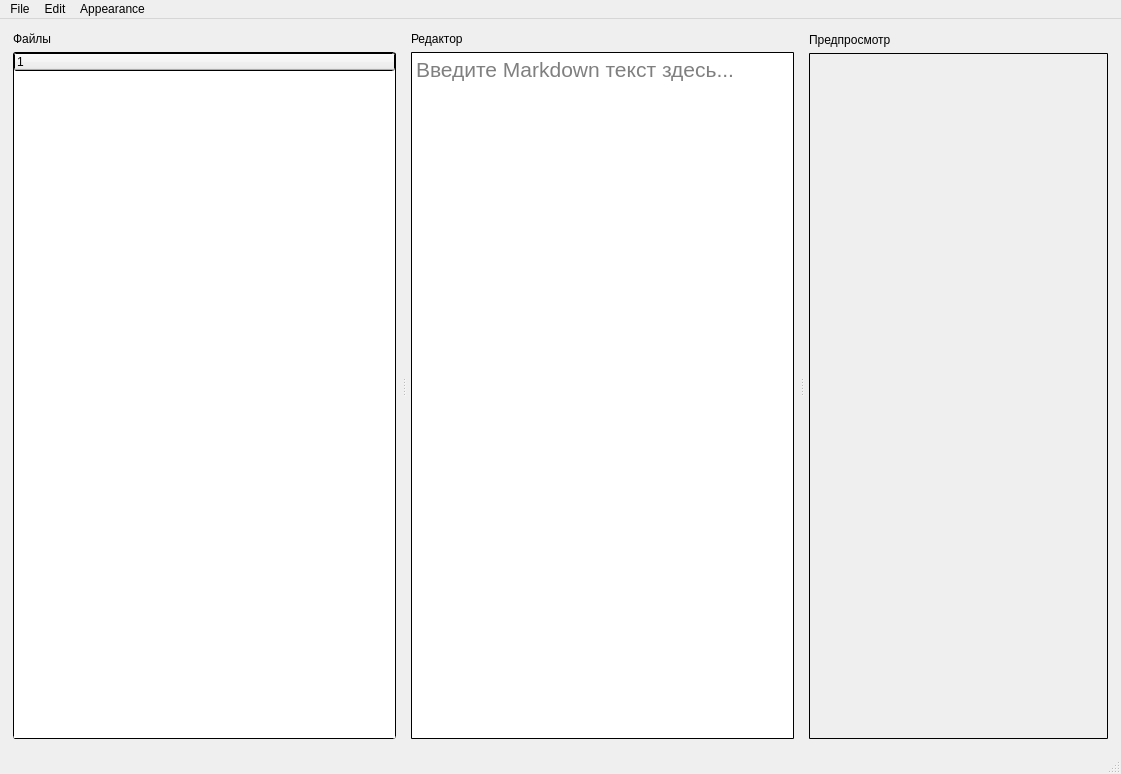
The window that main.ui (the-barrrla/Gestein) describes before a commit, drawn with Qt 5.
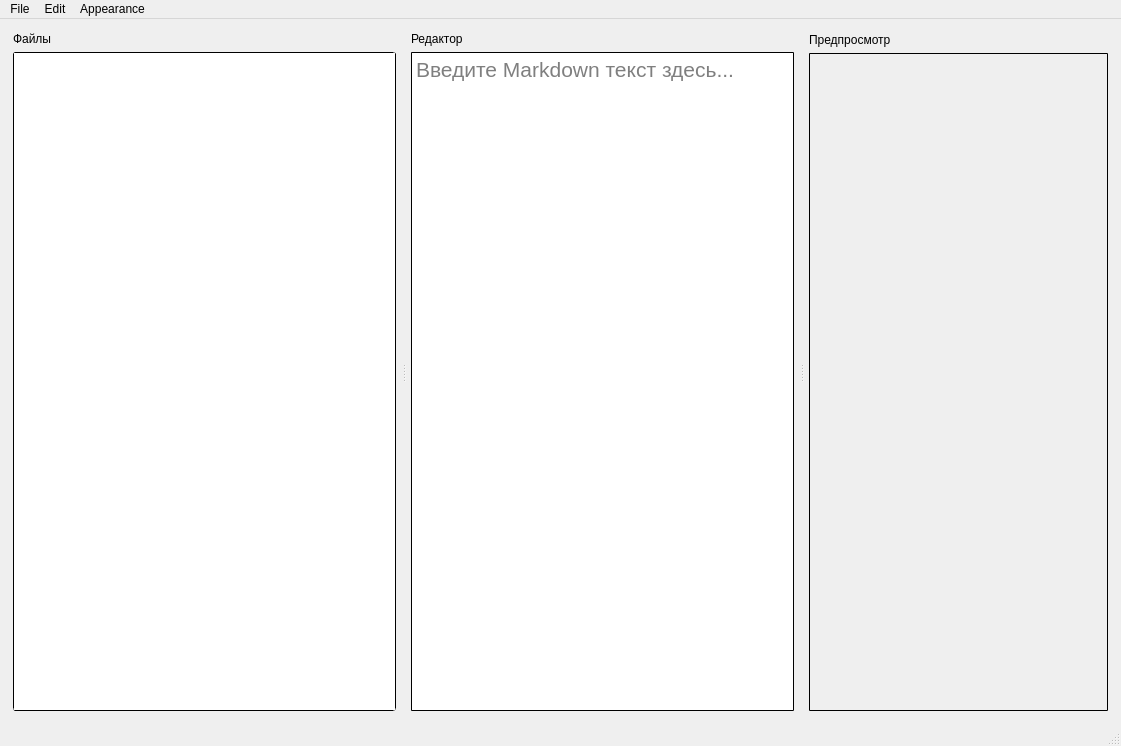
The same window after the commit. Custom widgets are drawn as their Qt base class.

```diff
--- a/main.ui
+++ b/main.ui
@@ -7,7 +7,7 @@
     <x>0</x>
     <y>0</y>
     <width>1121</width>
-    <height>774</height>
+    <height>746</height>
    </rect>
   </property>
   <property name="minimumSize">
@@ -67,11 +67,9 @@
           <property name="styleSheet">
            <string notr="true">QWidget {border: 1px solid #000000;border-radius: 3px;}</string>
           </property>
-          <column>
-           <property name="text">
-            <string notr="true">1</string>
-           </property>
-          </column>
+          <property name="headerHidden">
+           <bool>true</bool>
+          </property>
          </widget>
         </item>
        </layout>
```
Left out of the diff: 63 changed lines with no effect on the pictures.
